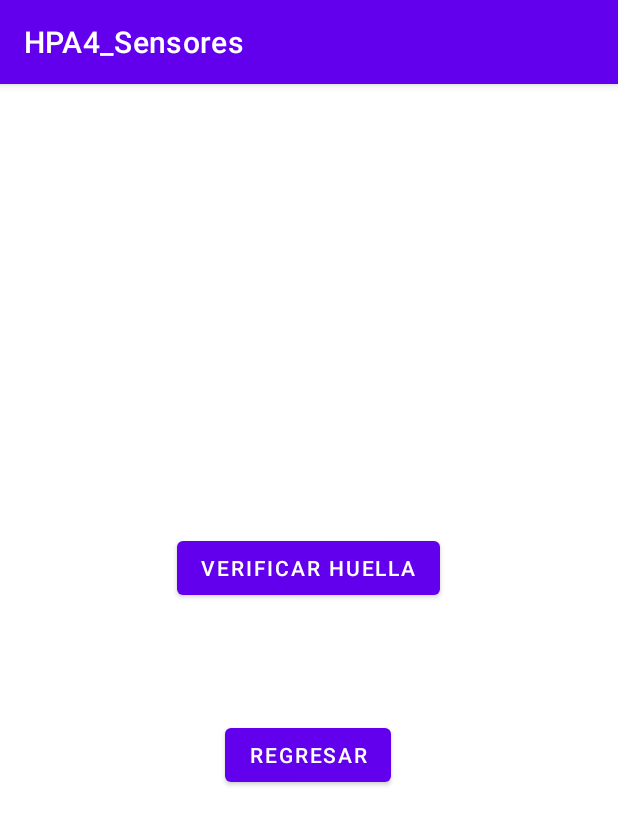
After one commit to tonioqiu/HPA4-PROY-FINAL, an Android app: the FingerPrintActivity screen opened directly, with no data from a screen before it, on a phone screen of 412 x 824 dp. The commit adds this screen. Shown: the top 825 px of the screen. Run offline under Robolectric (Android 15) with nearby library versions, the phone set to English and light mode, and no system bars.

Commit message:
autenticacion por huella agregado

```diff
--- a/app/build.gradle
+++ b/app/build.gradle
@@ -32,6 +32,7 @@ dependencies {
     implementation 'androidx.appcompat:appcompat:1.5.1'
     implementation 'com.google.android.material:material:1.7.0'
     implementation 'androidx.constraintlayout:constraintlayout:2.1.4'
+    implementation 'androidx.biometric:biometric:1.1.0'
     testImplementation 'junit:junit:4.13.2'
     androidTestImplementation 'androidx.test.ext:junit:1.1.4'
     androidTestImplementation 'androidx.test.espresso:espresso-core:3.5.0'
--- /dev/null
+++ b/app/src/main/java/com/example/hpa4_sensores/FingerPrintActivity.java
@@ -0,0 +1,71 @@
+package com.example.hpa4_sensores;
+
+import androidx.annotation.NonNull;
+import androidx.appcompat.app.AppCompatActivity;
+import androidx.biometric.BiometricPrompt;
+import androidx.core.content.ContextCompat;
+
+import android.content.Intent;
+import android.os.Bundle;
+import android.view.View;
+import android.widget.Button;
+import android.widget.Toast;
+
+import java.util.concurrent.Executor;
+
+public class FingerPrintActivity extends AppCompatActivity {
+
+    @Override
+    protected void onCreate(Bundle savedInstanceState) {
+        super.onCreate(savedInstanceState);
+        setContentView(R.layout.activity_finger_print);
+
+        Button btn_authenticate = findViewById(R.id.btn_authenticate);
+        Button btn_regresar = findViewById(R.id.btn_regresar);
+
+
+        btn_authenticate.setOnClickListener(new View.OnClickListener() {
+            @Override
+            public void onClick(View view) {
+                BiometricPrompt.PromptInfo promptinfo = new BiometricPrompt.PromptInfo.Builder()
+                        .setTitle("Please Verify")
+                        .setDescription("User Authentication")
+                        .setNegativeButtonText("Cancel")
+                        .build();
+                getPromt().authenticate(promptinfo);
+            }
+        });
+
+        btn_regresar.setOnClickListener(new View.OnClickListener() {
+            @Override
+            public void onClick(View view) {
+                Intent regresar = new Intent(FingerPrintActivity.this, MainActivity.class);
+                startActivity(regresar);
+            }
+        });
+    }
+    private BiometricPrompt getPromt(){
+        Executor executor = ContextCompat.getMainExecutor(this);
+        BiometricPrompt.AuthenticationCallback callback = new BiometricPrompt.AuthenticationCallback() {
+            @Override
+            public void onAuthenticationError(int errorCode, @NonNull CharSequence errString) {
+                super.onAuthenticationError(errorCode, errString);
+                Toast.makeText(getApplicationContext(),errString,Toast.LENGTH_SHORT).show();
+            }
+
+            @Override
+            public void onAuthenticationSucceeded(@NonNull BiometricPrompt.AuthenticationResult result) {
+                super.onAuthenticationSucceeded(result);
+                Toast.makeText(getApplicationContext(),"Huella Verficado Correctamente",Toast.LENGTH_SHORT).show();
+            }
+
+            @Override
+            public void onAuthenticationFailed() {
+                super.onAuthenticationFailed();
+                Toast.makeText(getApplicationContext(),"Authentication Failed",Toast.LENGTH_SHORT).show();
+            }
+        };
+        BiometricPrompt biometricPrompt = new BiometricPrompt(this,executor,callback);
+        return biometricPrompt;
+    }
+}
--- /dev/null
+++ b/app/src/main/res/layout/activity_finger_print.xml
@@ -0,0 +1,33 @@
+<?xml version="1.0" encoding="utf-8"?>
+<androidx.constraintlayout.widget.ConstraintLayout xmlns:android="http://schemas.android.com/apk/res/android"
+    xmlns:app="http://schemas.android.com/apk/res-auto"
+    xmlns:tools="http://schemas.android.com/tools"
+    android:layout_width="match_parent"
+    android:layout_height="match_parent"
+    tools:context=".FingerPrintActivity">
+
+    <Button
+        android:id="@+id/btn_authenticate"
+        android:layout_width="wrap_content"
+        android:layout_height="wrap_content"
+        android:text="Verificar Huella"
+        app:layout_constraintBottom_toBottomOf="parent"
+        app:layout_constraintEnd_toEndOf="parent"
+        app:layout_constraintHorizontal_bias="0.498"
+        app:layout_constraintStart_toStartOf="parent"
+        app:layout_constraintTop_toTopOf="parent"
+        app:layout_constraintVertical_bias="0.415" />
+
+    <Button
+        android:id="@+id/btn_regresar"
+        android:layout_width="wrap_content"
+        android:layout_height="wrap_content"
+        android:layout_marginTop="40dp"
+        android:text="Regresar"
+        app:layout_constraintBottom_toBottomOf="parent"
+        app:layout_constraintEnd_toEndOf="parent"
+        app:layout_constraintHorizontal_bias="0.498"
+        app:layout_constraintStart_toStartOf="parent"
+        app:layout_constraintTop_toBottomOf="@+id/btn_authenticate"
+        app:layout_constraintVertical_bias="0.109" />
+</androidx.constraintlayout.widget.ConstraintLayout>
```
Also changed, not shown: app/src/main/AndroidManifest.xml (+8 -0 lines), app/src/main/java/com/example/hpa4_sensores/MainActivity.java (+10 -1 lines).
